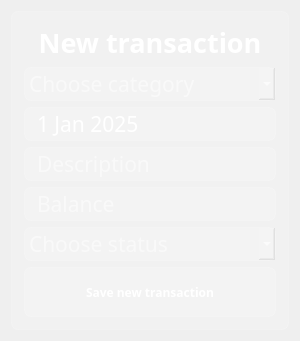
Above: new_transaction.ui from xxinxl/BudgetBuddyDesktop before the change. Below: the same form after it.
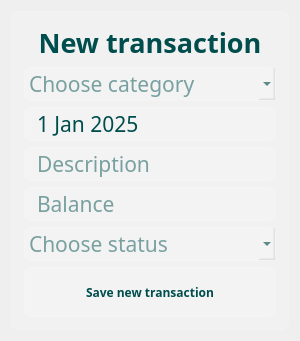
That is the form after the change. Icons and pictures are not drawn.

Commit message: edit font color

The edit to the form file:
```diff
--- a/new_transaction.ui
+++ b/new_transaction.ui
@@ -66,7 +66,7 @@
          </font>
         </property>
         <property name="styleSheet">
-         <string notr="true">color: white;
+         <string notr="true">color: #004d4d;
 font-weight: bold;
 font-size: 20pt;
 background-color: none;
@@ -85,7 +85,7 @@
         <property name="styleSheet">
          <string notr="true">QComboBox {
 font-size: 16pt;
-color: white;
+color: #004d4d;
 }
 
 QComboBox:item {
@@ -129,7 +129,7 @@
        <widget class="QDateEdit" name="dateEdit">
         <property name="styleSheet">
          <string notr="true">font-size: 16pt;
-color: white;
+color: #004d4d;
 padding-left: 10px;</string>
         </property>
         <property name="alignment">
@@ -154,7 +154,7 @@
        <widget class="QLineEdit" name="le_description">
         <property name="styleSheet">
          <string notr="true">font-size: 16pt;
-color: white;
+color: #004d4d;
 padding-left: 10px;</string>
         </property>
         <property name="alignment">
@@ -169,7 +169,7 @@
        <widget class="QLineEdit" name="le_balance">
         <property name="styleSheet">
          <string notr="true">font-size: 16pt;
-color: white;
+color: #004d4d;
 padding-left: 10px;</string>
         </property>
         <property name="alignment">
@@ -185,7 +185,7 @@
         <property name="styleSheet">
          <string notr="true">QComboBox {
 font-size: 16pt;
-color: white;
+color: #004d4d;
 }
 
 QComboBox:item {
@@ -224,7 +224,7 @@
         </property>
         <property name="styleSheet">
          <string notr="true">QPushButton{
-	color: rgb(255, 255, 255);
+	color: #004d4d;
      background-color:rgba(255,255,255,30);
      border: 1px solid rgba(255,255,255,40);
      border-radius:7px;
```
The commit also changes 5 other files.
